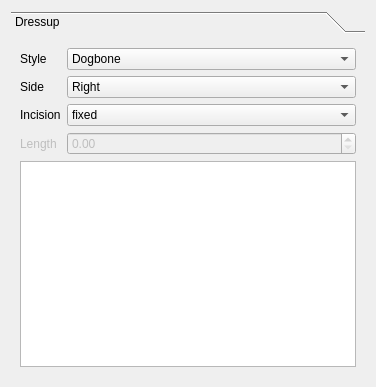
This is src/Mod/CAM/Gui/Resources/panels/DogboneEdit.ui in southseact-3d/fcd as Qt 5 draws it before an edit. The edited form follows.
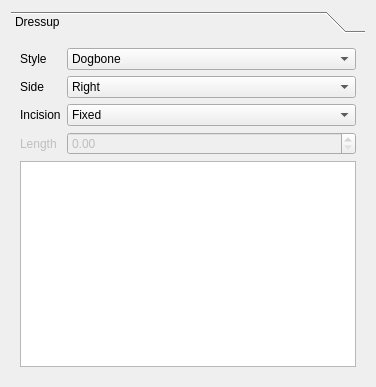
This is the edited form.

```diff
--- a/src/Mod/CAM/Gui/Resources/panels/DogboneEdit.ui
+++ b/src/Mod/CAM/Gui/Resources/panels/DogboneEdit.ui
@@ -128,7 +128,7 @@
          </item>
          <item>
           <property name="text">
-           <string>fixed</string>
+           <string>Fixed</string>
           </property>
          </item>
         </widget>
```
Left out of the diff: 4 changed lines with no effect on the pictures.
